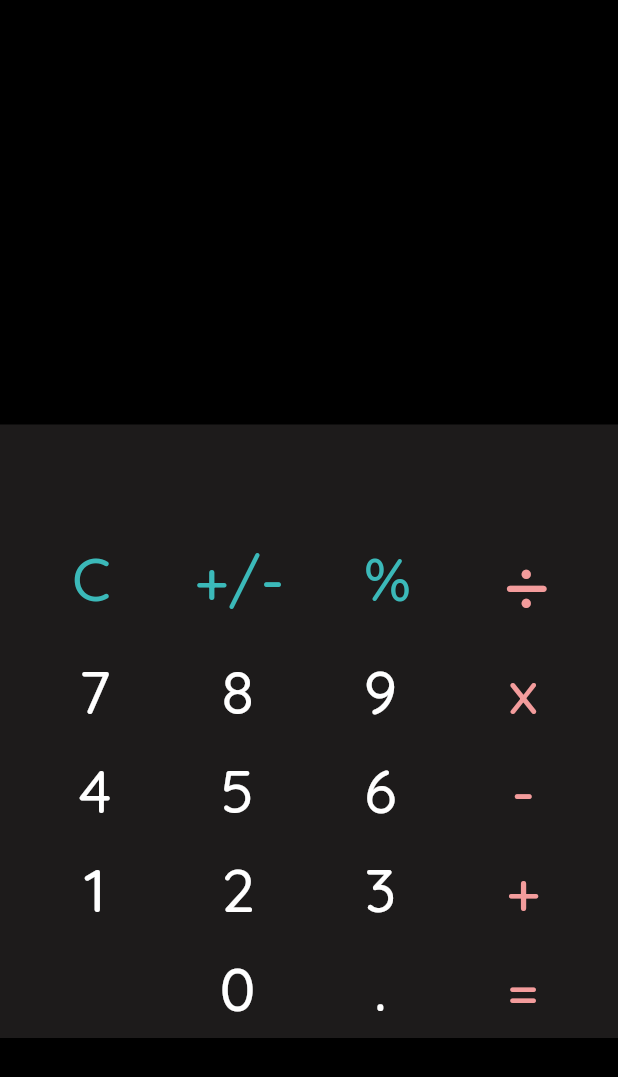
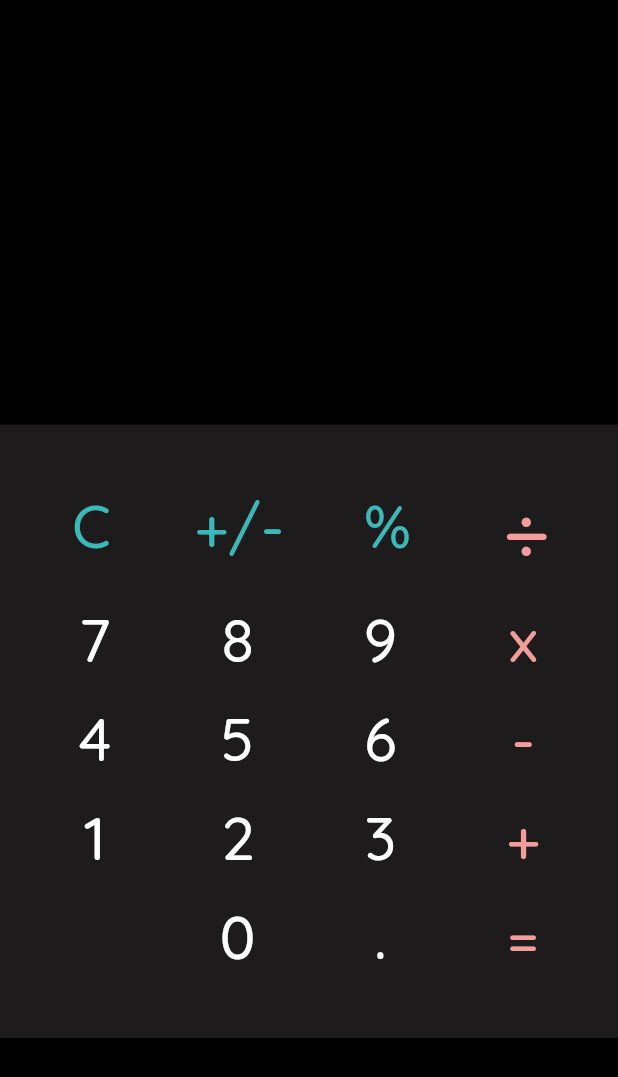
Before and after one commit to AlecJDavidson/calculator, a Flutter app: the screen it shows after launch, on a phone screen of 412 x 824 dp. Shown: the top 1077 px of the screen. Run offline on Flutter 3.47's test engine with Material 2 defaults, Android fonts, the phone set to English and light mode, and no system bars.

```diff
--- a/lib/main.dart
+++ b/lib/main.dart
@@ -202,7 +202,7 @@ class _CalculatorState extends State<Calculator> {
             Container(
               color: secondaryDarkColor,
               child: Padding(
-                padding: EdgeInsets.only(top: 60),
+                padding: EdgeInsets.only(top: 25,bottom: 35),
                 child: Column(
                   children: <Widget>[
                     Container(
```
